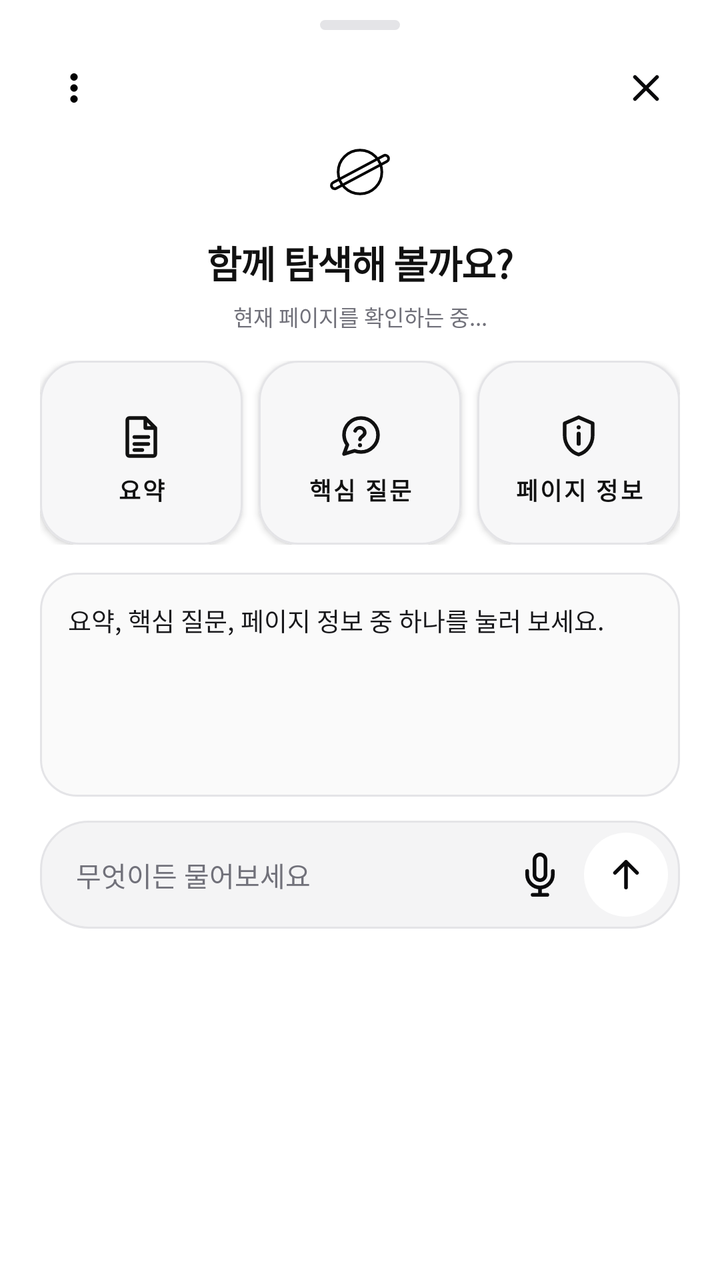
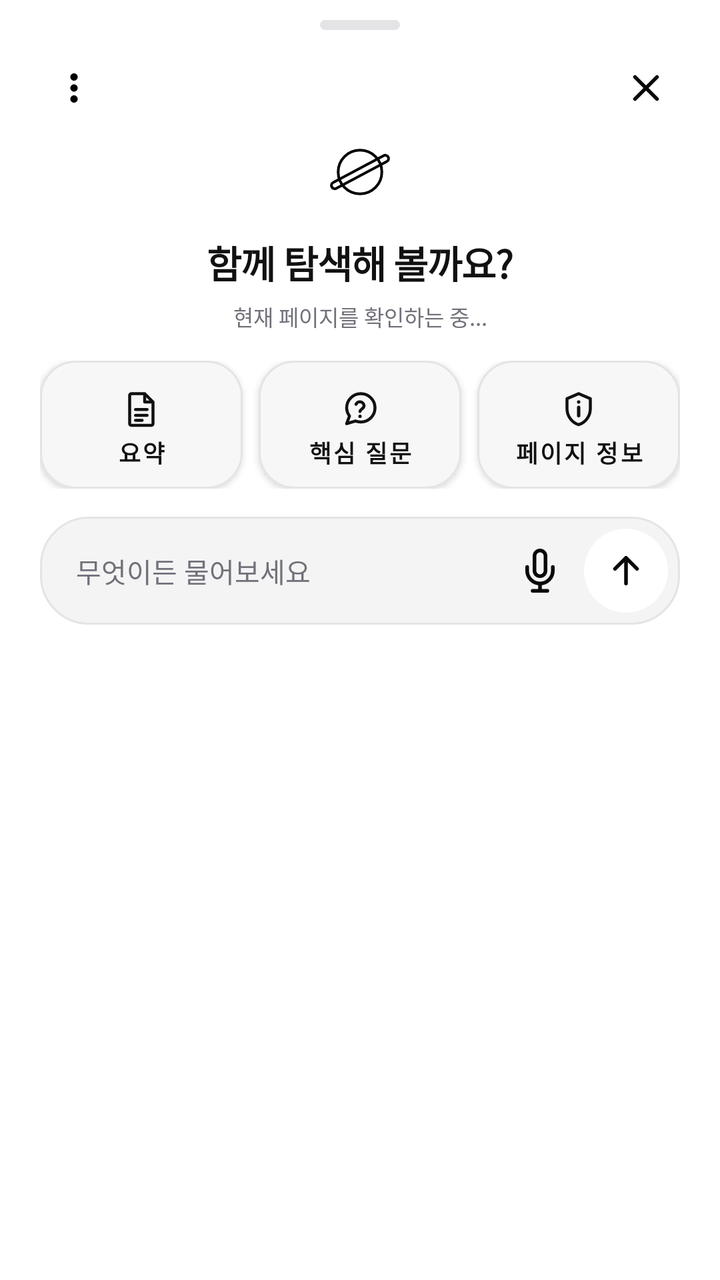

Two renders of the same Android screen: before a commit and after it. Below are the layout's source before the change and the commit's diff.
<!-- AndroidManifest.xml: application theme Theme.CreamAiHub -->
<!-- res/layout/dialog_summary_bottom_sheet.xml -->
<?xml version="1.0" encoding="utf-8"?>
<LinearLayout
    xmlns:android="http://schemas.android.com/apk/res/android"
    xmlns:app="http://schemas.android.com/apk/res-auto"
    android:id="@+id/layoutAiSheetRoot"
    android:layout_width="match_parent"
    android:layout_height="wrap_content"
    android:orientation="vertical"
    android:paddingHorizontal="20dp"
    android:paddingTop="8dp"
    android:paddingBottom="18dp"
    android:background="@drawable/bg_bottom_sheet">

    
    <View
        android:id="@+id/viewSheetHandle"
        android:layout_width="40dp"
        android:layout_height="5dp"
        android:layout_gravity="center_horizontal"
        android:layout_marginTop="2dp"
        android:layout_marginBottom="10dp"
        android:background="@drawable/bg_ai_handle" />

    
    <FrameLayout
        android:layout_width="match_parent"
        android:layout_height="38dp">

        <ImageView
            android:id="@+id/btnSheetMenu"
            android:layout_width="34dp"
            android:layout_height="34dp"
            android:layout_gravity="start|center_vertical"
            android:padding="6dp"
            android:src="@drawable/ic_more_vert"
            android:background="?attr/selectableItemBackgroundBorderless"
            android:contentDescription="메뉴" />

        <ImageView
            android:id="@+id/btnCloseSheet"
            android:layout_width="34dp"
            android:layout_height="34dp"
            android:layout_gravity="end|center_vertical"
            android:padding="6dp"
            android:src="@drawable/ic_close"
            android:background="?attr/selectableItemBackgroundBorderless"
            android:contentDescription="닫기" />
    </FrameLayout>

    
    <ImageView
        android:id="@+id/ivSheetLogo"
        android:layout_width="42dp"
        android:layout_height="42dp"
        android:layout_gravity="center_horizontal"
        android:layout_marginTop="2dp"
        android:src="@drawable/ic_planet_logo"
        android:contentDescription="브라우저 로고" />

    
    <TextView
        android:id="@+id/tvSheetTitle"
        android:layout_width="match_parent"
        android:layout_height="wrap_content"
        android:layout_marginTop="10dp"
        android:gravity="center"
        android:text="함께 탐색해 볼까요?"
        android:textSize="19sp"
        android:textStyle="bold"
        android:letterSpacing="-0.02"
        android:textColor="#111111" />

    
    <TextView
        android:id="@+id/tvSharedUrl"
        android:layout_width="match_parent"
        android:layout_height="wrap_content"
        android:layout_marginTop="5dp"
        android:layout_marginBottom="14dp"
        android:gravity="center"
        android:maxLines="1"
        android:ellipsize="end"
        android:text="현재 페이지를 확인하는 중..."
        android:textSize="11sp"
        android:textColor="#71717A" />

    
    <LinearLayout
        android:layout_width="match_parent"
        android:layout_height="wrap_content"
        android:orientation="horizontal"
        android:layout_marginBottom="14dp">

        <com.google.android.material.button.MaterialButton
            android:id="@+id/btnQuickSummary"
            android:layout_width="0dp"
            android:layout_height="92dp"
            android:layout_weight="1"
            android:layout_marginEnd="8dp"
            android:minWidth="0dp"
            android:minHeight="0dp"
            android:insetTop="0dp"
            android:insetBottom="0dp"
            android:paddingTop="16dp"
            android:paddingBottom="12dp"
            android:paddingHorizontal="4dp"
            android:gravity="center"
            android:text="요약"
            android:textSize="12sp"
            android:textStyle="bold"
            android:textAllCaps="false"
            android:textColor="#111111"
            android:backgroundTint="#F7F7F8"
            app:cornerRadius="20dp"
            app:strokeWidth="1dp"
            app:strokeColor="#E4E4E7"
            app:icon="@drawable/ic_ai_summary"
            app:iconSize="24dp"
            app:iconGravity="textTop"
            app:iconPadding="9dp"
            app:iconTint="#111111" />

        <com.google.android.material.button.MaterialButton
            android:id="@+id/btnQuickQuestions"
            android:layout_width="0dp"
            android:layout_height="92dp"
            android:layout_weight="1"
            android:layout_marginEnd="8dp"
            android:minWidth="0dp"
            android:minHeight="0dp"
            android:insetTop="0dp"
            android:insetBottom="0dp"
            android:paddingTop="16dp"
            android:paddingBottom="12dp"
            android:paddingHorizontal="4dp"
            android:gravity="center"
            android:text="핵심 질문"
            android:textSize="12sp"
            android:textStyle="bold"
            android:textAllCaps="false"
            android:textColor="#111111"
            android:backgroundTint="#F7F7F8"
            app:cornerRadius="20dp"
            app:strokeWidth="1dp"
            app:strokeColor="#E4E4E7"
            app:icon="@drawable/ic_ai_question"
            app:iconSize="24dp"
            app:iconGravity="textTop"
            app:iconPadding="9dp"
            app:iconTint="#111111" />

        <com.google.android.material.button.MaterialButton
            android:id="@+id/btnQuickPageInfo"
            android:layout_width="0dp"
            android:layout_height="92dp"
            android:layout_weight="1"
            android:minWidth="0dp"
            android:minHeight="0dp"
            android:insetTop="0dp"
            android:insetBottom="0dp"
            android:paddingTop="16dp"
            android:paddingBottom="12dp"
            android:paddingHorizontal="4dp"
            android:gravity="center"
            android:text="페이지 정보"
            android:textSize="12sp"
            android:textStyle="bold"
            android:textAllCaps="false"
            android:textColor="#111111"
            android:backgroundTint="#F7F7F8"
            app:cornerRadius="20dp"
            app:strokeWidth="1dp"
            app:strokeColor="#E4E4E7"
            app:icon="@drawable/ic_ai_page_info"
            app:iconSize="24dp"
            app:iconGravity="textTop"
            app:iconPadding="9dp"
            app:iconTint="#111111" />
    </LinearLayout>

    
    <androidx.core.widget.NestedScrollView
        android:id="@+id/scrollSheetResult"
        android:layout_width="match_parent"
        android:layout_height="112dp"
        android:layout_marginBottom="12dp"
        android:fillViewport="true"
        android:background="@drawable/bg_result_box"
        android:padding="14dp">

        <LinearLayout
            android:id="@+id/layoutChatMessages"
            android:layout_width="match_parent"
            android:layout_height="wrap_content"
            android:orientation="vertical">

            <TextView
                android:id="@+id/tvSummaryResult"
                android:layout_width="match_parent"
                android:layout_height="wrap_content"
                android:text="요약, 핵심 질문, 페이지 정보 중 하나를 눌러 보세요."
                android:textSize="12.5sp"
                android:lineSpacingExtra="3dp"
                android:textColor="#18181B" />
        </LinearLayout>
    </androidx.core.widget.NestedScrollView>

    <ProgressBar
        android:id="@+id/sheetProgressBar"
        android:layout_width="20dp"
        android:layout_height="20dp"
        android:layout_gravity="center_horizontal"
        android:layout_marginBottom="8dp"
        android:visibility="gone" />

    
    <LinearLayout
        android:id="@+id/layoutSheetInput"
        android:layout_width="match_parent"
        android:layout_height="54dp"
        android:orientation="horizontal"
        android:gravity="center_vertical"
        android:paddingStart="18dp"
        android:paddingEnd="6dp"
        android:background="@drawable/bg_input_box">

        <EditText
            android:id="@+id/etSheetQuery"
            android:layout_width="0dp"
            android:layout_height="match_parent"
            android:layout_weight="1"
            android:hint="무엇이든 물어보세요"
            android:textSize="13.5sp"
            android:textColor="#111111"
            android:textColorHint="#71717A"
            android:textCursorDrawable="@drawable/cursor_black"
            android:background="@null"
            android:imeOptions="actionSend"
            android:inputType="text|textCapSentences"
            android:maxLines="1"
            android:paddingVertical="0dp" />

        <ImageView
            android:id="@+id/btnSheetMic"
            android:layout_width="36dp"
            android:layout_height="36dp"
            android:padding="7dp"
            android:src="@drawable/ic_mic"
            android:background="?attr/selectableItemBackgroundBorderless"
            android:layout_marginEnd="4dp"
            android:contentDescription="음성 입력" />

        <ImageView
            android:id="@+id/btnSheetSend"
            android:layout_width="42dp"
            android:layout_height="42dp"
            android:padding="10dp"
            android:src="@drawable/ic_send_arrow"
            android:background="@drawable/bg_ai_send_circle"
            android:contentDescription="전송" />
    </LinearLayout>

</LinearLayout>
<!-- resources referenced by this layout -->
<resources>
  <!-- drawable bg_ai_handle (drawable) -->
  <?xml version="1.0" encoding="utf-8"?>
  <shape xmlns:android="http://schemas.android.com/apk/res/android">
      <solid android:color="#E4E4E7" />
      <corners android:radius="3dp" />
  </shape>
  <!-- drawable bg_ai_send_circle (drawable) -->
  <?xml version="1.0" encoding="utf-8"?>
  <shape xmlns:android="http://schemas.android.com/apk/res/android"
      android:shape="oval">
      <solid android:color="#FFFFFF" />
  </shape>
  <!-- drawable bg_bottom_sheet (drawable) -->
  <?xml version="1.0" encoding="utf-8"?>
  <shape xmlns:android="http://schemas.android.com/apk/res/android">
      <solid android:color="#FFFFFF" />
      <corners 
          android:topLeftRadius="28dp" 
          android:topRightRadius="28dp" 
          android:bottomLeftRadius="0dp" 
          android:bottomRightRadius="0dp" />
  </shape>
  <!-- drawable bg_input_box (drawable) -->
  <?xml version="1.0" encoding="utf-8"?>
  <shape xmlns:android="http://schemas.android.com/apk/res/android">
      <solid android:color="#F4F4F5" />
      <stroke android:width="1dp" android:color="#E4E4E7" />
      <corners android:radius="24dp" />
  </shape>
  <!-- drawable bg_result_box (drawable) -->
  <?xml version="1.0" encoding="utf-8"?>
  <shape xmlns:android="http://schemas.android.com/apk/res/android">
      <solid android:color="#FAFAFA" />
      <stroke android:width="1dp" android:color="#E4E4E7" />
      <corners android:radius="18dp" />
  </shape>
  <!-- drawable cursor_black (drawable) -->
  <?xml version="1.0" encoding="utf-8"?>
  <shape xmlns:android="http://schemas.android.com/apk/res/android"
      android:shape="rectangle">
      <size android:width="2dp" />
      <solid android:color="#FF000000" />
  </shape>
  <!-- drawable ic_close (drawable) -->
  <vector xmlns:android="http://schemas.android.com/apk/res/android"
      android:width="24dp"
      android:height="24dp"
      android:viewportWidth="24"
      android:viewportHeight="24">
      <path
          android:strokeColor="#09090B"
          android:strokeWidth="2"
          android:strokeLineCap="round"
          android:strokeLineJoin="round"
          android:pathData="M18,6L6,18M6,6l12,12" />
  </vector>
  <!-- drawable ic_more_vert (drawable) -->
  <vector xmlns:android="http://schemas.android.com/apk/res/android"
      android:width="24dp"
      android:height="24dp"
      android:viewportWidth="24"
      android:viewportHeight="24">
    <path
        android:fillColor="#FF000000"
        android:pathData="M12,8c1.1,0 2,-0.9 2,-2s-0.9,-2 -2,-2 -2,0.9 -2,2 0.9,2 2,2zM12,10c-1.1,0 -2,0.9 -2,2s0.9,2 2,2 2,-0.9 2,-2 -0.9,-2 -2,-2zM12,16c-1.1,0 -2,0.9 -2,2s0.9,2 2,2 2,-0.9 2,-2 -0.9,-2 -2,-2z"/>
  </vector>
  <!-- drawable ic_send_arrow (drawable) -->
  <vector xmlns:android="http://schemas.android.com/apk/res/android"
      android:width="24dp"
      android:height="24dp"
      android:viewportWidth="24"
      android:viewportHeight="24">
      <path
          android:strokeColor="#09090B"
          android:strokeWidth="2"
          android:strokeLineCap="round"
          android:strokeLineJoin="round"
          android:pathData="M12,19V5M12,5l-6,6M12,5l6,6" />
  </vector>
  <style name="Theme.CreamAiHub" parent="Theme.MaterialComponents.DayNight.NoActionBar">
          <item name="colorPrimary">@color/primary_black</item>
          <item name="colorPrimaryVariant">@color/secondary_dark</item>
          <item name="colorOnPrimary">@color/white</item>
          <item name="android:statusBarColor">@color/white</item>
          <item name="android:windowLightStatusBar">true</item>
      </style>
  <color name="primary_black">#09090B</color>
  <color name="secondary_dark">#27272A</color>
  <color name="white">#FFFFFF</color>
  <!-- unchanged entries left out for length: 5 -->
</resources>

<!-- the commit's change to res/layout/dialog_summary_bottom_sheet.xml (unified diff, before → after) -->
@@ -94,15 +94,15 @@
         <com.google.android.material.button.MaterialButton
             android:id="@+id/btnQuickSummary"
             android:layout_width="0dp"
-            android:layout_height="92dp"
+            android:layout_height="64dp"
             android:layout_weight="1"
             android:layout_marginEnd="8dp"
             android:minWidth="0dp"
             android:minHeight="0dp"
             android:insetTop="0dp"
             android:insetBottom="0dp"
-            android:paddingTop="16dp"
-            android:paddingBottom="12dp"
+            android:paddingTop="8dp"
+            android:paddingBottom="6dp"
             android:paddingHorizontal="4dp"
             android:gravity="center"
             android:text="요약"
@@ -111,27 +111,27 @@
             android:textAllCaps="false"
             android:textColor="#111111"
             android:backgroundTint="#F7F7F8"
-            app:cornerRadius="20dp"
+            app:cornerRadius="18dp"
             app:strokeWidth="1dp"
             app:strokeColor="#E4E4E7"
             app:icon="@drawable/ic_ai_summary"
-            app:iconSize="24dp"
+            app:iconSize="20dp"
             app:iconGravity="textTop"
-            app:iconPadding="9dp"
+            app:iconPadding="6dp"
             app:iconTint="#111111" />
 
         <com.google.android.material.button.MaterialButton
             android:id="@+id/btnQuickQuestions"
             android:layout_width="0dp"
-            android:layout_height="92dp"
+            android:layout_height="64dp"
             android:layout_weight="1"
             android:layout_marginEnd="8dp"
             android:minWidth="0dp"
             android:minHeight="0dp"
             android:insetTop="0dp"
             android:insetBottom="0dp"
-            android:paddingTop="16dp"
-            android:paddingBottom="12dp"
+            android:paddingTop="8dp"
+            android:paddingBottom="6dp"
             android:paddingHorizontal="4dp"
             android:gravity="center"
             android:text="핵심 질문"
@@ -140,26 +140,26 @@
             android:textAllCaps="false"
             android:textColor="#111111"
             android:backgroundTint="#F7F7F8"
-            app:cornerRadius="20dp"
+            app:cornerRadius="18dp"
             app:strokeWidth="1dp"
             app:strokeColor="#E4E4E7"
             app:icon="@drawable/ic_ai_question"
-            app:iconSize="24dp"
+            app:iconSize="20dp"
             app:iconGravity="textTop"
-            app:iconPadding="9dp"
+            app:iconPadding="6dp"
             app:iconTint="#111111" />
 
         <com.google.android.material.button.MaterialButton
             android:id="@+id/btnQuickPageInfo"
             android:layout_width="0dp"
-            android:layout_height="92dp"
+            android:layout_height="64dp"
             android:layout_weight="1"
             android:minWidth="0dp"
             android:minHeight="0dp"
             android:insetTop="0dp"
             android:insetBottom="0dp"
-            android:paddingTop="16dp"
-            android:paddingBottom="12dp"
+            android:paddingTop="8dp"
+            android:paddingBottom="6dp"
             android:paddingHorizontal="4dp"
             android:gravity="center"
             android:text="페이지 정보"
@@ -168,13 +168,13 @@
             android:textAllCaps="false"
             android:textColor="#111111"
             android:backgroundTint="#F7F7F8"
-            app:cornerRadius="20dp"
+            app:cornerRadius="18dp"
             app:strokeWidth="1dp"
             app:strokeColor="#E4E4E7"
             app:icon="@drawable/ic_ai_page_info"
-            app:iconSize="24dp"
+            app:iconSize="20dp"
             app:iconGravity="textTop"
-            app:iconPadding="9dp"
+            app:iconPadding="6dp"
             app:iconTint="#111111" />
     </LinearLayout>
 
@@ -185,6 +185,7 @@
         android:layout_height="112dp"
         android:layout_marginBottom="12dp"
         android:fillViewport="true"
+        android:visibility="gone"
         android:background="@drawable/bg_result_box"
         android:padding="14dp">
 
